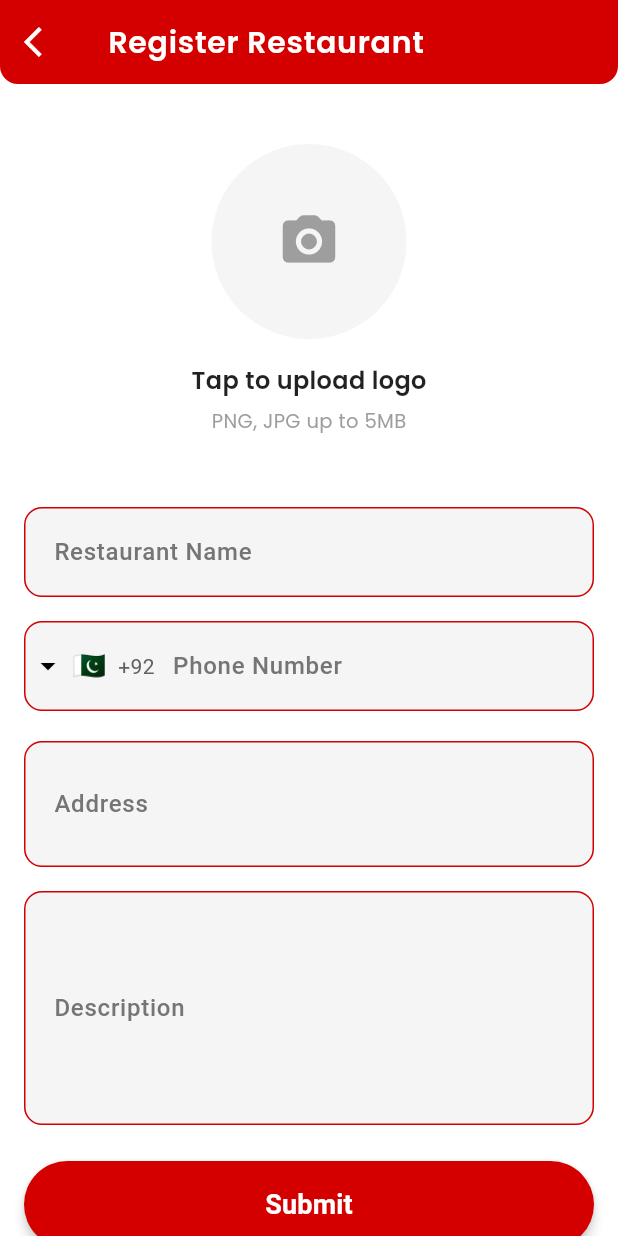
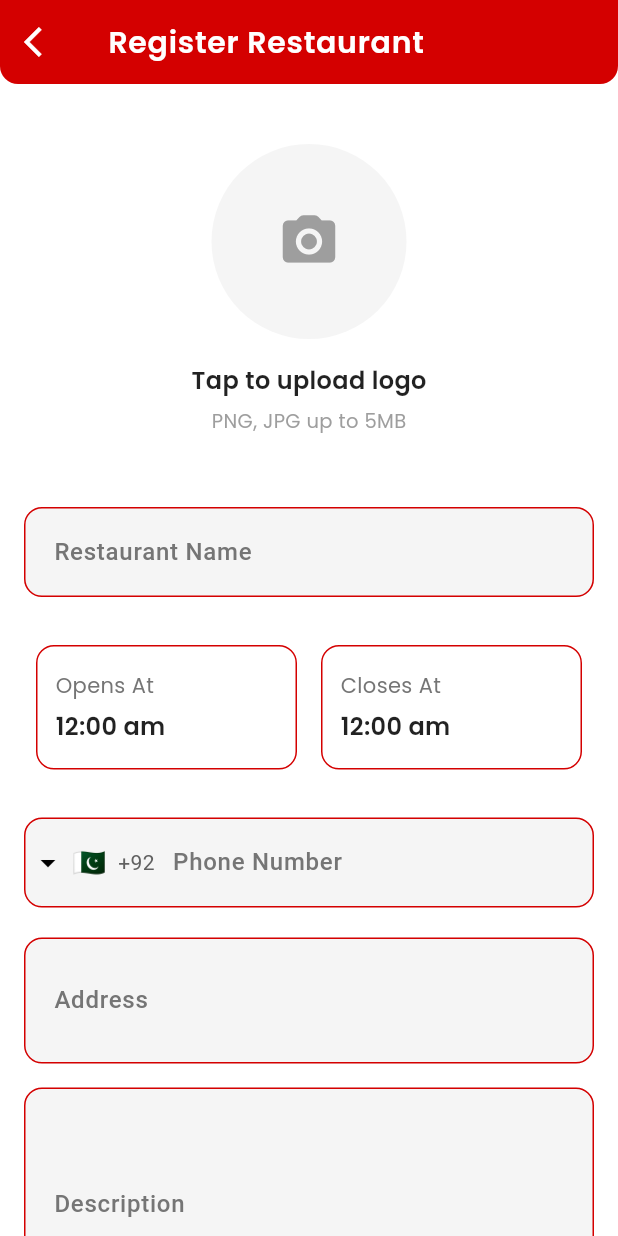
Before and after one commit to Axfal/food_panda_app, a Flutter app: the RegisterRestaurant screen opened directly with empty values, on a phone screen of 412 x 824 dp. Run offline on Flutter 3.47's test engine with Material 3 defaults, Android fonts, the light colour scheme and no system bars; drawn by our look-alikes of intl_phone_field; our stand-ins replace animate_do, another_flushbar, badges, bloc, cached_network_image, equatable and 12 more; missing offline and left inert: google_maps_flutter_android, google_maps_flutter_platform_interface; accounts and stored records are empty.

Commit message:
error in restaurant functionality

```diff
--- a/lib/bloc/vendor/restaurant/restaurant_event.dart
+++ b/lib/bloc/vendor/restaurant/restaurant_event.dart
@@ -23,8 +23,9 @@ class StatusChangeEvent extends RestaurantEvent {
 }
 
 class HoursChangeEvent extends RestaurantEvent {
+  final String? id;
   final String hours;
-  const HoursChangeEvent({required this.hours});
+  const HoursChangeEvent({required this.hours, this.id});
 
   @override
   // TODO: implement props
@@ -78,6 +79,32 @@ class DeleteRestaurantEvent extends RestaurantEvent {
   List<Object?> get props => [id];
 }
 
+class UpdateRestaurantEvent extends RestaurantEvent {
+  final int id;
+  final String? name;
+  final String? description;
+  final String? phone;
+  final String? address;
+  final String? status;
+  final String? hours;
+  final String? logo;
+
+  const UpdateRestaurantEvent({
+    required this.id,
+    this.name,
+    this.description,
+    this.phone,
+    this.address,
+    this.status,
+    this.hours,
+    this.logo,
+  });
+
+  @override
+  List<Object?> get props => [id, name, description, phone, address, status, hours, logo];
+}
+
+
 class SubmitFormEvent extends RestaurantEvent {
   final String ownerId;
   const SubmitFormEvent({required this.ownerId});
--- a/lib/bloc/vendor/restaurant/restaurant_state.dart
+++ b/lib/bloc/vendor/restaurant/restaurant_state.dart
@@ -6,8 +6,9 @@ class RestaurantStates extends Equatable {
   final String restaurantName;
   final String phone;
   final String address;
+  final String hours;
   final String description;
-  final List<Restaurant?> restaurants;
+  final List<Restaurant>? restaurants;
   final ApiResponse<String> registerRestaurantApi;
 
   const RestaurantStates({
@@ -15,6 +16,7 @@ class RestaurantStates extends Equatable {
     this.ownerId = '',
     this.restaurantName = '',
     this.phone = '',
+    this.hours = '',
     this.address = '',
     this.description = '',
     this.restaurants = const [],
@@ -26,6 +28,7 @@ class RestaurantStates extends Equatable {
     final String? ownerId,
     final String? restaurantName,
     final String? phone,
+    final String? hours,
     final String? address,
     final String? description,
     final List<Restaurant>? restaurants,
@@ -36,6 +39,7 @@ class RestaurantStates extends Equatable {
       logo: logo ?? this.logo,
       ownerId: ownerId ?? this.ownerId,
       phone: phone ?? this.phone,
+      hours: hours ?? this.hours,
       restaurants: restaurants ?? this.restaurants,
       address: address ?? this.address,
       description: description ?? this.description,
@@ -50,6 +54,7 @@ class RestaurantStates extends Equatable {
     restaurantName,
     ownerId,
     restaurants,
+    hours,
     phone,
     address,
     description,
--- a/lib/pages/restaurant_owner/sub_screens/restaurant/restaurant.dart
+++ b/lib/pages/restaurant_owner/sub_screens/restaurant/restaurant.dart
@@ -1,9 +1,12 @@
+import 'package:excellent_trade_app/pages/restaurant_owner/sub_screens/restaurant/widgets/timing_input_widget.dart';
 
+import '../../../../model/vender/restaurant/restaurant_model.dart';
 import 'restaurant_exports.dart';
 
 class RegisterRestaurant extends StatefulWidget {
   final String userId;
-  const RegisterRestaurant({super.key, required this.userId});
+  final Restaurant? restaurant;
+  const RegisterRestaurant({super.key, required this.userId, this.restaurant});
 
   @override
   State<RegisterRestaurant> createState() => _RegisterRestaurantState();
@@ -26,7 +29,7 @@ class _RegisterRestaurantState extends State<RegisterRestaurant> {
     return Scaffold(
       backgroundColor: Colors.white,
       appBar: MyAppBar(
-        title: 'Register Restaurant',
+        title: widget.restaurant == null? 'Register Restaurant' : 'Update Restaurant',
         leading: IconButton(
           onPressed: () => Navigator.pop(context),
           icon: const Icon(Icons.arrow_back_ios, color: Colors.white),
@@ -39,37 +42,37 @@ class _RegisterRestaurantState extends State<RegisterRestaurant> {
           child: GestureDetector(
             onTap: () => FocusScope.of(context).unfocus(),
             child: Padding(
-                padding: const EdgeInsets.symmetric(
-                  horizontal: 16,
-                  vertical: 12,
-                ),
+              padding: const EdgeInsets.symmetric(horizontal: 16, vertical: 12),
               child: Form(
                 key: _formKey,
                 child: Column(
                   crossAxisAlignment: CrossAxisAlignment.center,
                   children: [
                     /// Restaurant Logo
-                     LogoInputWidget(),
+                    LogoInputWidget(logo: widget.restaurant?.logo),
 
                     const SizedBox(height: 20),
 
                     /// Name
-                      NameInputWidget(),
+                    NameInputWidget(name: widget.restaurant?.name),
+                    const SizedBox(height: 16),
+
+                    TimingInputWidget(id: widget.restaurant?.id.toString(), timing: widget.restaurant?.hours),
                     const SizedBox(height: 16),
 
                     /// Phone
-                      PhoneInputWidget(),
+                    PhoneInputWidget(phone: widget.restaurant?.phone),
 
                     /// Address
-                      AddressInputWidget(),
+                    AddressInputWidget(address: widget.restaurant?.address),
                     const SizedBox(height: 16),
 
                     /// Description
-                      DescriptionInputWidget(),
+                    DescriptionInputWidget(description: widget.restaurant?.description),
                     const SizedBox(height: 24),
 
-                      /// Submit Button (triggers validation + event)
-                      SubmitButton(formKey: _formKey, userId: widget.userId),
+                    /// Submit Button
+                    SubmitButton(formKey: _formKey, userId: widget.userId, restaurant: widget.restaurant,),
                   ],
                 ),
               ),
--- a/lib/pages/restaurant_owner/sub_screens/restaurant/widgets/address_input_widget.dart
+++ b/lib/pages/restaurant_owner/sub_screens/restaurant/widgets/address_input_widget.dart
@@ -1,7 +1,8 @@
 import '../restaurant_exports.dart';
 
 class AddressInputWidget extends StatefulWidget {
-  const AddressInputWidget({super.key});
+  final String? address;
+  const AddressInputWidget({super.key, this.address});
 
   @override
   State<AddressInputWidget> createState() => _AddressInputWidgetState();
@@ -12,9 +13,17 @@ class _AddressInputWidgetState extends State<AddressInputWidget> {
   final focusNode = FocusNode();
 
   @override
+  void initState() {
+    super.initState();
+    if (widget.address != null && widget.address!.isNotEmpty) {
+      addressController.text = widget.address!;
+    }
+  }
+
+  @override
   Widget build(BuildContext context) {
     return BlocBuilder<RestaurantBloc, RestaurantStates>(
-      buildWhen: (current, previous) => current.address != previous.address,
+      buildWhen: (previous, current) => previous.address != current.address,
       builder: (context, state) {
         return CustomTextField(
           label: 'Address',
@@ -24,14 +33,12 @@ class _AddressInputWidgetState extends State<AddressInputWidget> {
           maxLines: 2,
           keyboardType: TextInputType.text,
           textInputAction: TextInputAction.next,
-
           validator: (value) {
             if (value == null || value.trim().isEmpty) {
               return "Address is required";
             }
             return null;
           },
-
           onChanged: (value) {
             context.read<RestaurantBloc>().add(
               AddressChangeEvent(address: value),
--- a/lib/pages/restaurant_owner/sub_screens/restaurant/widgets/description_input_widget.dart
+++ b/lib/pages/restaurant_owner/sub_screens/restaurant/widgets/description_input_widget.dart
@@ -1,21 +1,37 @@
 import '../restaurant_exports.dart';
 
 class DescriptionInputWidget extends StatefulWidget {
-  const DescriptionInputWidget({super.key});
+  final String? description;
+  const DescriptionInputWidget({super.key, this.description});
 
   @override
   State<DescriptionInputWidget> createState() => _DescriptionInputWidgetState();
 }
 
 class _DescriptionInputWidgetState extends State<DescriptionInputWidget> {
-  final descriptionController = TextEditingController();
+  late final TextEditingController descriptionController;
   final focusNode = FocusNode();
+
+  @override
+  void initState() {
+    super.initState();
+    descriptionController = TextEditingController(
+      text: widget.description ?? '',
+    );
+  }
+
+  @override
+  void dispose() {
+    descriptionController.dispose();
+    focusNode.dispose();
+    super.dispose();
+  }
 
   @override
   Widget build(BuildContext context) {
     return BlocBuilder<RestaurantBloc, RestaurantStates>(
-      buildWhen: (current, previous) =>
-          current.description != previous.description,
+      buildWhen: (previous, current) =>
+      previous.description != current.description,
       builder: (context, state) {
         return CustomTextField(
           label: "Description",
@@ -31,7 +47,6 @@ class _DescriptionInputWidgetState extends State<DescriptionInputWidget> {
             }
             return null;
           },
-
           onChanged: (value) {
             context.read<RestaurantBloc>().add(
               DescriptionChangeEvent(description: value),
--- a/lib/pages/restaurant_owner/sub_screens/restaurant/widgets/logo_input_widget.dart
+++ b/lib/pages/restaurant_owner/sub_screens/restaurant/widgets/logo_input_widget.dart
@@ -1,7 +1,8 @@
 import '../restaurant_exports.dart';
 
 class LogoInputWidget extends StatefulWidget {
-  const LogoInputWidget({super.key});
+  final String? logo;
+  const LogoInputWidget({super.key, this.logo});
 
   @override
   State<LogoInputWidget> createState() => _LogoInputWidgetState();
@@ -34,15 +35,17 @@ class _LogoInputWidgetState extends State<LogoInputWidget> {
                 child: CircleAvatar(
                   radius: 65,
                   backgroundColor: Colors.grey.shade100,
-                  backgroundImage: state.logo != null
+                  backgroundImage: widget.logo != null
+                      ? NetworkImage(widget.logo!)               // FIXED
+                      : state.logo != null
                       ? FileImage(state.logo!)
                       : null,
-                  child: state.logo == null
+                  child: (widget.logo == null && state.logo == null)
                       ? Icon(
-                          Icons.camera_alt_rounded,
-                          size: 42,
-                          color: Colors.grey.shade500,
-                        )
+                    Icons.camera_alt_rounded,
+                    size: 42,
+                    color: Colors.grey.shade500,
+                  )
                       : null,
                 ),
               ),
--- a/lib/pages/restaurant_owner/sub_screens/restaurant/widgets/name_input_widget.dart
+++ b/lib/pages/restaurant_owner/sub_screens/restaurant/widgets/name_input_widget.dart
@@ -1,7 +1,8 @@
 import '../restaurant_exports.dart';
 
 class NameInputWidget extends StatefulWidget {
-  const NameInputWidget({super.key});
+  final String? name;
+  const NameInputWidget({super.key, this.name});
 
   @override
   State<NameInputWidget> createState() => _NameInputWidgetState();
@@ -12,10 +13,18 @@ class _NameInputWidgetState extends State<NameInputWidget> {
   final focusNode = FocusNode();
 
   @override
+  void initState() {
+    super.initState();
+    if (widget.name != null && widget.name!.isNotEmpty) {
+      nameController.text = widget.name!;
+    }
+  }
+
+  @override
   Widget build(BuildContext context) {
     return BlocBuilder<RestaurantBloc, RestaurantStates>(
-      buildWhen: (current, previous) =>
-          current.restaurantName != previous.restaurantName,
+      buildWhen: (previous, current) =>
+      previous.restaurantName != current.restaurantName,
       builder: (context, state) {
         return CustomTextField(
           label: "Restaurant Name",
@@ -33,7 +42,6 @@ class _NameInputWidgetState extends State<NameInputWidget> {
             }
             return null;
           },
-
           onChanged: (value) {
             context.read<RestaurantBloc>().add(
               RestaurantNameChangeEvent(restaurantName: value),
--- a/lib/pages/restaurant_owner/sub_screens/restaurant/widgets/phone_input_widget.dart
+++ b/lib/pages/restaurant_owner/sub_screens/restaurant/widgets/phone_input_widget.dart
@@ -2,7 +2,8 @@ import 'package:excellent_trade_app/config/components/custom_phone_field.dart';
 import '../restaurant_exports.dart';
 
 class PhoneInputWidget extends StatefulWidget {
-  const PhoneInputWidget({super.key});
+  final String? phone;
+  const PhoneInputWidget({super.key, this.phone});
 
   @override
   State<PhoneInputWidget> createState() => _PhoneInputWidgetState();
@@ -13,9 +14,18 @@ class _PhoneInputWidgetState extends State<PhoneInputWidget> {
   final focusNode = FocusNode();
 
   @override
+  void initState() {
+    super.initState();
+    if (widget.phone != null && widget.phone!.isNotEmpty) {
+      String cleaned = widget.phone!.replaceFirst(RegExp(r'^\+92'), '');
+      phoneController.text = cleaned;
+    }
+  }
+
+  @override
   Widget build(BuildContext context) {
     return BlocBuilder<RestaurantBloc, RestaurantStates>(
-      buildWhen: (current, previous) => current.phone != previous.phone,
+      buildWhen: (previous, current) => previous.phone != current.phone,
       builder: (context, state) {
         return CustomPhoneField(
           label: "Phone Number",
@@ -23,7 +33,6 @@ class _PhoneInputWidgetState extends State<PhoneInputWidget> {
           controller: phoneController,
           focusNode: focusNode,
           textInputAction: TextInputAction.next,
-
           validator: (value) {
             if (value == null || value.trim().isEmpty) {
               return "Phone number is required";
--- /dev/null
+++ b/lib/pages/restaurant_owner/sub_screens/restaurant/widgets/timing_input_widget.dart
@@ -0,0 +1,211 @@
+import '../restaurant_exports.dart';
+
+class TimingInputWidget extends StatefulWidget {
+  final String? id;
+  final String? timing; // Expected format: "09:00 am to 05:00 pm"
+  const TimingInputWidget({super.key, this.timing, this.id});
+
+  @override
+  State<TimingInputWidget> createState() => _TimingInputWidgetState();
+}
+
+class _TimingInputWidgetState extends State<TimingInputWidget> {
+  TimeOfDay? _fromTime;
+  TimeOfDay? _toTime;
+
+  @override
+  void initState() {
+    super.initState();
+    _parseTiming(widget.timing);
+  }
+
+  void _parseTiming(String? timing) {
+    try {
+      if (timing == null || timing.isEmpty) throw Exception("Empty timing");
+      final parts = timing.split(' to ');
+      if (parts.length != 2) throw Exception("Invalid format");
+      _fromTime = _parseTime(parts[0]);
+      _toTime = _parseTime(parts[1]);
+    } catch (_) {
+      // If invalid format, default to 00:00 both
+      _fromTime = const TimeOfDay(hour: 0, minute: 0);
+      _toTime = const TimeOfDay(hour: 0, minute: 0);
+    }
+  }
+
+  /// Converts "09:00 am" -> TimeOfDay
+  TimeOfDay _parseTime(String timeStr) {
+    final lower = timeStr.toLowerCase().trim();
+    if (!lower.contains('am') && !lower.contains('pm')) {
+      throw Exception("Missing AM/PM");
+    }
+    final isPM = lower.contains('pm');
+    final clean = lower.replaceAll(RegExp(r'[^\d:]'), '');
+    final hourMin = clean.split(':');
+    if (hourMin.isEmpty) throw Exception("No hour part");
+
+    int hour = int.tryParse(hourMin[0]) ?? 0;
+    final minute = hourMin.length > 1 ? int.tryParse(hourMin[1]) ?? 0 : 0;
+
+    if (hour < 0 || hour > 12 || minute < 0 || minute > 59) {
+      throw Exception("Invalid time numbers");
+    }
+
+    if (isPM && hour < 12) hour += 12;
+    if (!isPM && hour == 12) hour = 0;
+
+    return TimeOfDay(hour: hour, minute: minute);
+  }
+
+  /// Converts TimeOfDay -> "hh:mm am"
+  String _formatSingleTime(TimeOfDay? time) {
+    if (time == null) return "00:00 am";
+    final hour = time.hourOfPeriod == 0 ? 12 : time.hourOfPeriod;
+    final minute = time.minute.toString().padLeft(2, '0');
+    final period = time.period == DayPeriod.am ? "am" : "pm";
+    return "${hour.toString().padLeft(2, '0')}:$minute $period";
+  }
+
+  /// Full formatted string: "hh:mm am to hh:mm pm"
+  String _formatFullTiming() {
+    return "${_formatSingleTime(_fromTime)} to ${_formatSingleTime(_toTime)}";
+  }
+
+  Future<void> _selectTime(BuildContext context, bool isFrom) async {
+    final picked = await showTimePicker(
+      context: context,
+      initialTime: isFrom
+          ? (_fromTime ?? const TimeOfDay(hour: 0, minute: 0))
+          : (_toTime ?? const TimeOfDay(hour: 0, minute: 0)),
+      builder: (context, child) {
+        return Theme(
+          data: Theme.of(context).copyWith(
+            timePickerTheme: TimePickerThemeData(
+              backgroundColor: Colors.white,
+              hourMinuteColor: AppColors.primary,
+              hourMinuteTextColor: Colors.white,
+              dayPeriodColor: MaterialStateColor.resolveWith((states) {
+                if (states.contains(MaterialState.selected)) {
+                  return AppColors.primary; // selected AM/PM background
+                }
+                return Colors.grey.shade200; // unselected AM/PM background
+              }),
+              dayPeriodTextColor: MaterialStateColor.resolveWith((states) {
+                if (states.contains(MaterialState.selected)) {
+                  return Colors.white; // selected AM/PM text
+                }
+                return Colors.black87; // <-- unselected AM/PM text color
+              }),
+              dialBackgroundColor: Colors.grey.shade200,
+              dialHandColor: AppColors.primary,
+              entryModeIconColor: AppColors.primary,
+            ),
+            colorScheme: ColorScheme.light(
+              primary: AppColors.primary,
+              onSurface: Colors.black87,
+            ),
+          ),
+          child: child!,
+        );
+      },
+    );
+
+    if (picked != null && mounted) {
+      setState(() {
+        if (isFrom) {
+          _fromTime = picked;
+        } else {
+          _toTime = picked;
+        }
+      });
+      context.read<RestaurantBloc>().add(
+        HoursChangeEvent(hours: _formatFullTiming(), id: widget.id ?? ''),
+      );
+    }
+  }
+
+
+  @override
+  Widget build(BuildContext context) {
+    return Padding(
+      padding: const EdgeInsets.symmetric(vertical: 16, horizontal: 8),
+      child: Row(
+        children: [
+          // From Time Field
+          Expanded(
+            child: InkWell(
+              onTap: () => _selectTime(context, true),
+              borderRadius: BorderRadius.circular(12),
+              child: Container(
+                padding: const EdgeInsets.symmetric(vertical: 16, horizontal: 12),
+                decoration: BoxDecoration(
+                  color: Colors.white,
+                  borderRadius: BorderRadius.circular(12),
+                  border: Border.all(color: AppColors.primary),
+                ),
+                child: Column(
+                  crossAxisAlignment: CrossAxisAlignment.start,
+                  children: [
+                    Text(
+                      "Opens At",
+                      style: GoogleFonts.poppins(
+                        fontSize: 14,
+                        color: Colors.grey.shade600,
+                      ),
+                    ),
+                    const SizedBox(height: 6),
+                    Text(
+                      _formatSingleTime(_fromTime),
+                      style: GoogleFonts.poppins(
+                        fontSize: 16,
+                        fontWeight: FontWeight.w600,
+                        color: Colors.black87,
+                      ),
+                    ),
+                  ],
+                ),
+              ),
+            ),
+          ),
+          const SizedBox(width: 16),
+          // To Time Field
+          Expanded(
+            child: InkWell(
+              onTap: () => _selectTime(context, false),
+              borderRadius: BorderRadius.circular(12),
+              child: Container(
+                padding: const EdgeInsets.symmetric(vertical: 16, horizontal: 12),
+                decoration: BoxDecoration(
+                  color: Colors.white,
+                  borderRadius: BorderRadius.circular(12),
+                  border: Border.all(color: AppColors.primary),
+                ),
+                child: Column(
+                  crossAxisAlignment: CrossAxisAlignment.start,
+                  children: [
+                    Text(
+                      "Closes At",
+                      style: GoogleFonts.poppins(
+                        fontSize: 14,
+                        color: Colors.grey.shade600,
+                      ),
+                    ),
+                    const SizedBox(height: 6),
+                    Text(
+                      _formatSingleTime(_toTime),
+                      style: GoogleFonts.poppins(
+                        fontSize: 16,
+                        fontWeight: FontWeight.w600,
+                        color: Colors.black87,
+                      ),
+                    ),
+                  ],
+                ),
+              ),
+            ),
+          ),
+        ],
+      ),
+    );
+  }
+}
--- a/lib/repository/vendor/restaurant/restaurant_api_repository.dart
+++ b/lib/repository/vendor/restaurant/restaurant_api_repository.dart
@@ -1,6 +1,6 @@
 abstract class RestaurantApiRepository{
   Future<dynamic> fetchRestaurant(String ownerId);
   Future<dynamic> addRestaurant(dynamic data);
-  Future<dynamic> updateRestaurant();
+  Future<dynamic> updateRestaurant(dynamic data);
   Future<dynamic> deleteRestaurant(dynamic data);
 }
```
Also changed, not shown: lib/bloc/vendor/restaurant/restaurant_bloc.dart (+131 -35 lines), lib/config/routes/routes.dart (+16 -2 lines), lib/pages/restaurant_owner/restaurant_owner_screen.dart (+13 -5 lines), lib/pages/restaurant_owner/sub_screens/my_restaurants.dart (+41 -20 lines), lib/pages/restaurant_owner/sub_screens/restaurant/widgets/submit_button.dart (+12 -5 lines), lib/repository/vendor/restaurant/restaurant_http_api_repository.dart (+9 -4 lines). Lines whose indentation alone changed are shown as unchanged.
